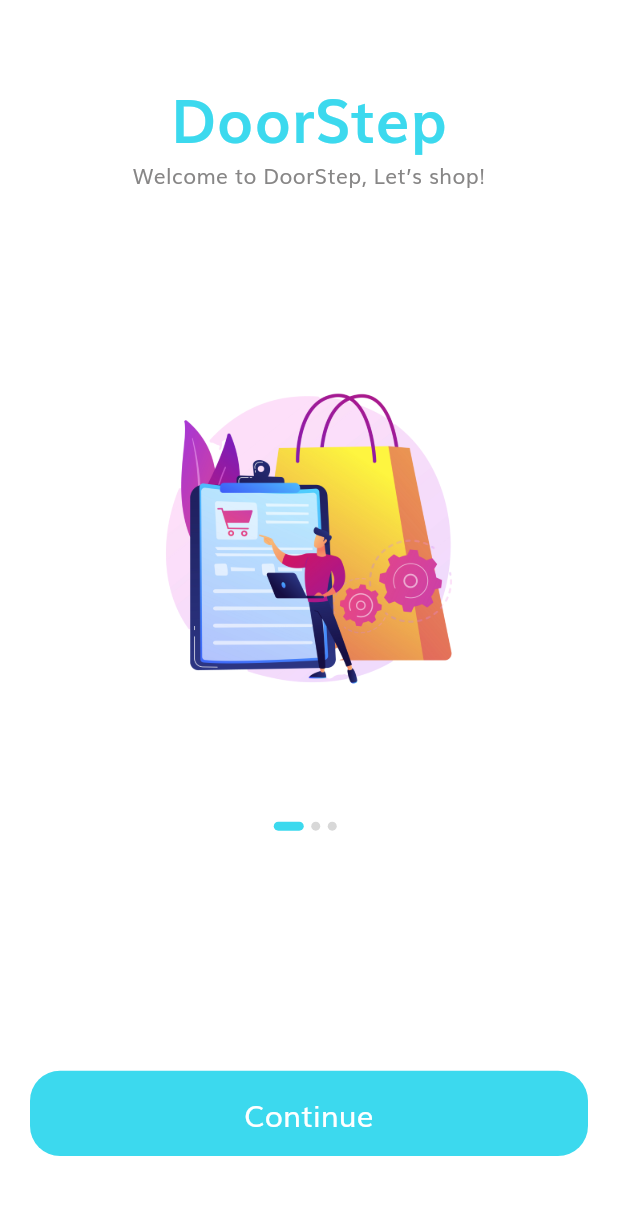
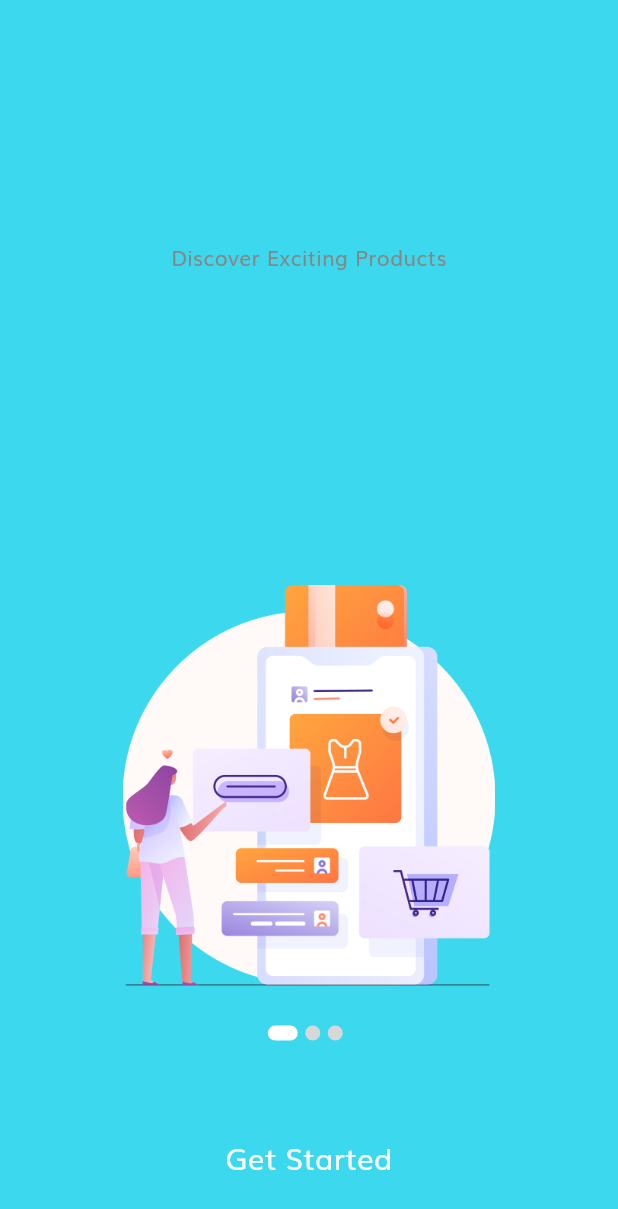
Before and after one commit to jayeshbhole7/flutter_ecommerce_app, a Flutter app: the first screen one second after launch, on a phone screen of 412 x 824 dp. Shown: the top 1209 px of the screen. Run offline on Flutter 3.47's test engine with Material 3 defaults, Android fonts, the phone set to English and light mode, and no system bars; our stand-ins replace flutter_svg.

Commit message:
update splash screen redesign

```diff
--- a/lib/screens/splash/components/body.dart
+++ b/lib/screens/splash/components/body.dart
@@ -2,7 +2,6 @@
 import 'package:flutter/material.dart';
 import 'package:shop_app/constants.dart';
 import 'package:shop_app/screens/sign_in/sign_in_screen.dart';
-import 'package:shop_app/size_config.dart';
 import '../components/splash_content.dart';
 import '../../../components/default_button.dart';
 
@@ -16,16 +15,16 @@
   final PageController _pageController = PageController();
   List<Map<String, String>> splashData = [
     {
-      "text": "Welcome to DoorStep, Let’s shop!",
-      "image": "assets/images/splash_1.png",
+      "text": "Discover Exciting Products",
+      "image": "assets/images/splash_4.png",
     },
     {
-      "text": "We help people connect with stores \naround the world!",
-      "image": "assets/images/splash_2.png",
+      "text": "Get Exclusive Deals",
+      "image": "assets/images/splash_5.png",
     },
     {
-      "text": "We show the easy way to shop. \nJust stay at home with us",
-      "image": "assets/images/splash_3.png",
+      "text": "Shop with Confidence",
+      "image": "assets/images/splash_6.png",
     },
   ];
 
@@ -33,39 +32,38 @@
   void initState() {
     super.initState();
     _preloadImages();
-    _pageController.addListener(() {
-      setState(() {
-        currentPage = _pageController.page!.round();
-      });
-    });
-
-    Timer.periodic(const Duration(seconds: 2),(timer){
-      if(currentPage < splashData.length - 1){
-        _pageController.nextPage(
+    Timer.periodic(const Duration(seconds: 4), (timer) {
+      if (currentPage < splashData.length - 1) {
+        currentPage++;
+      } else {
+        timer.cancel();
+      }
+      _pageController.animateToPage(
+        currentPage,
         duration: kAnimationDuration,
         curve: Curves.easeInOut,
       );
-      }else{
-        timer.cancel();
-      }
     });
   }
-  Future<void> _preloadImages() async{
-    for(var splashItem in splashData){
+
+  Future<void> _preloadImages() async {
+    for (var splashItem in splashData) {
       await precacheImage(AssetImage(splashItem["image"]!), context);
     }
   }
+
   @override
   Widget build(BuildContext context) {
-    return SafeArea(
+    return Container(
+      decoration: BoxDecoration(
+        color: kPrimaryColor,
+      ),
+      child: SafeArea(
         child: Column(
           children: <Widget>[
             Expanded(
-            flex: 3,
+              flex: 4,
               child: PageView.builder(
-              // physics: currentPage==0
-              // ? NeverScrollableScrollPhysics()
-              // : AlwaysScrollableScrollPhysics(),
                 controller: _pageController,
                 itemCount: splashData.length,
                 itemBuilder: (context, index) => SplashContent(
@@ -75,7 +73,7 @@
               ),
             ),
             Expanded(
-            flex: 2,
+              flex: 1,
               child: Padding(
                 padding: EdgeInsets.symmetric(horizontal: 20),
                 child: Column(
@@ -88,9 +86,9 @@
                         (index) => buildDot(index: index),
                       ),
                     ),
-                  Spacer(flex: 3),
+                    Spacer(flex: 2),
                     DefaultButton(
-                    text: "Continue",
+                      text: "Get Started",
                       press: () {
                         Navigator.pushNamed(context, SignInScreen.routeName);
                       },
@@ -102,6 +100,7 @@
             ),
           ],
         ),
+      ),
     );
   }
 
@@ -109,11 +108,11 @@
     return AnimatedContainer(
       duration: kAnimationDuration,
       margin: EdgeInsets.only(right: 5),
-      height: 6,
-      width: currentPage == index ? 20 : 6,
+      height: 10,
+      width: currentPage == index ? 20 : 10,
       decoration: BoxDecoration(
-        color: currentPage == index ? kPrimaryColor : Color(0xFFD8D8D8),
-        borderRadius: BorderRadius.circular(3),
+        color: currentPage == index ? Colors.white : Color(0xFFD8D8D8),
+        borderRadius: BorderRadius.circular(5),
       ),
     );
   }
```
Lines whose indentation alone changed are shown as unchanged.
